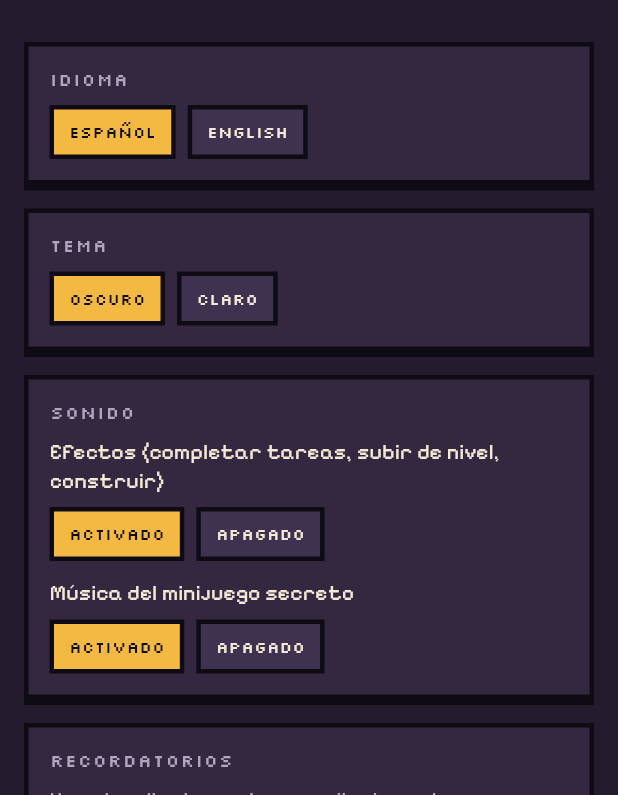
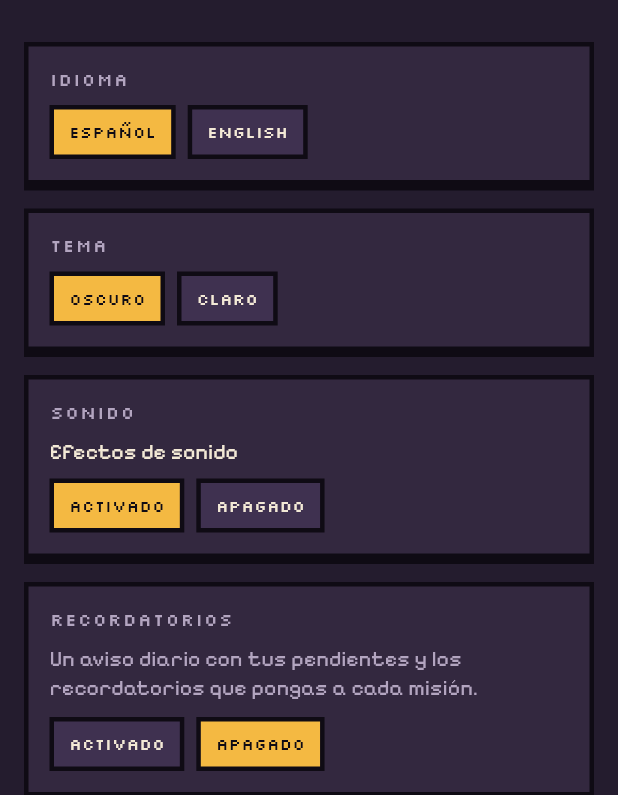
Before and after one commit to AngelGonx/ciudad-constancia, a Flutter app: the SettingsScreen screen opened directly with empty values, on a phone screen of 412 x 824 dp, the part 441-1236 px from its top. Run offline on Flutter 3.47's test engine with Material 3 defaults, Android fonts, the phone set to English and light mode, and no system bars; our stand-ins replace audioplayers, flutter_local_notifications, in_app_purchase, shared_preferences, timezone; missing offline and left inert: home_widget; accounts and stored records are empty.

Commit message:
La opción de música solo aparece después de descubrir el minijuego
Co-Authored-By: Claude Opus 5.5 <noreply@anthropic.com>
Claude-Session: https://claude.ai/code/session_01CAwFMvii4ZsEWtjxD86WRu

```diff
--- a/lib/game/game_state.dart
+++ b/lib/game/game_state.dart
@@ -268,6 +268,7 @@ class GameState extends ChangeNotifier {
 
   /// Minijuego secreto del gatito piloto.
   int flightRecord = 0;
+  bool foundSecret = false; // ya abrió alguna vez el minijuego
   String flightGoldDay = '';
   int flightGoldToday = 0;
   static const int flightGoldPerDay = 20;
@@ -408,7 +409,7 @@ class GameState extends ChangeNotifier {
         'language': language, 'lightTheme': lightTheme, 'soundOn': soundOn, 'musicOn': musicOn, 'name': name, 'xp': xp, 'gold': gold, 'population': population, 'totalDone': totalDone,
         'bestStreak': bestStreak, 'isSample': isSample, 'avatar': avatar.toJson(),
         'streakFreezes': streakFreezes,
-        'flightRecord': flightRecord, 'flightGoldDay': flightGoldDay, 'flightGoldToday': flightGoldToday,
+        'flightRecord': flightRecord, 'foundSecret': foundSecret, 'flightGoldDay': flightGoldDay, 'flightGoldToday': flightGoldToday,
         'cityUnlocked': testMode, 'cityPurchased': cityPurchased, 'mapSize': mapSize,
         'achievements': unlockedAchievements.toList(),
         'remindersOn': remindersOn, 'reminderMinutes': reminderMinutes,
@@ -429,6 +430,7 @@ class GameState extends ChangeNotifier {
     totalDone = (j['totalDone'] as num?)?.toInt() ?? 0;
     bestStreak = (j['bestStreak'] as num?)?.toInt() ?? 0;
     flightRecord = (j['flightRecord'] as num?)?.toInt() ?? 0;
+    foundSecret = j['foundSecret'] as bool? ?? flightRecord > 0;
     streakFreezes = (j['streakFreezes'] as num?)?.toInt() ?? 0;
     flightGoldDay = j['flightGoldDay'] as String? ?? '';
     flightGoldToday = (j['flightGoldToday'] as num?)?.toInt() ?? 0;
@@ -664,6 +666,12 @@ class GameState extends ChangeNotifier {
     if (score > flightRecord) flightRecord = score;
     _commit();
     return given;
+  }
+
+  void markSecretFound() {
+    if (foundSecret) return;
+    foundSecret = true;
+    _commit();
   }
 
   void setTestMode(bool value) {
--- a/lib/i18n/strings.dart
+++ b/lib/i18n/strings.dart
@@ -408,7 +408,7 @@ const Map<String, String> _es = {
   'egg.exit': 'Salir',
   'egg.found': '¡Miau! Encontraste mi secreto…',
   's.sound': 'Sonido',
-  's.sfx': 'Efectos (completar tareas, subir de nivel, construir)',
+  's.sfx': 'Efectos de sonido',
   's.music': 'Música del minijuego secreto',
   'egg.musicOn': 'Música: sí',
   'egg.musicOff': 'Música: no',
@@ -819,7 +819,7 @@ const Map<String, String> _en = {
   'egg.exit': 'Exit',
   'egg.found': 'Meow! You found my secret…',
   's.sound': 'Sound',
-  's.sfx': 'Effects (completing tasks, leveling up, building)',
+  's.sfx': 'Sound effects',
   's.music': 'Secret minigame music',
   'egg.musicOn': 'Music: on',
   'egg.musicOff': 'Music: off',
--- a/lib/screens/flight_game.dart
+++ b/lib/screens/flight_game.dart
@@ -75,6 +75,7 @@ class _FlightGameState extends State<FlightGame> with SingleTickerProviderStateM
       ..repeat();
     _clock.start();
     _reset();
+    widget.game.markSecretFound();
     Sounds.startMusic();
   }
 
--- a/lib/screens/settings_screen.dart
+++ b/lib/screens/settings_screen.dart
@@ -77,6 +77,8 @@ class _SettingsScreenState extends State<SettingsScreen> {
                       }),
                       PixelChoice(label: L.t('s.off'), selected: !g.soundOn, onTap: () => g.setSound(false)),
                     ]),
+                    // La música solo aparece después de descubrir el minijuego secreto.
+                    if (g.foundSecret) ...[
                       const SizedBox(height: 12),
                       Text(L.t('s.music'), style: T.body(14)),
                       const SizedBox(height: 8),
@@ -84,6 +86,7 @@ class _SettingsScreenState extends State<SettingsScreen> {
                         PixelChoice(label: L.t('s.on'), selected: g.musicOn, onTap: () => g.setMusic(true)),
                         PixelChoice(label: L.t('s.off'), selected: !g.musicOn, onTap: () => g.setMusic(false)),
                       ]),
+                    ],
                   ]),
                 ),
                 _Section(
```
Lines whose indentation alone changed are shown as unchanged.
